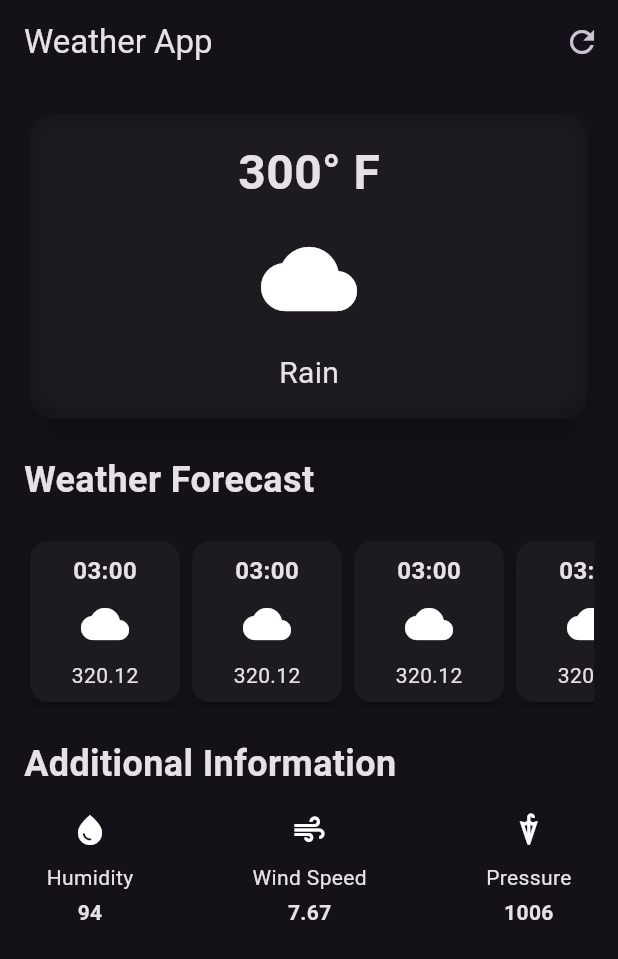
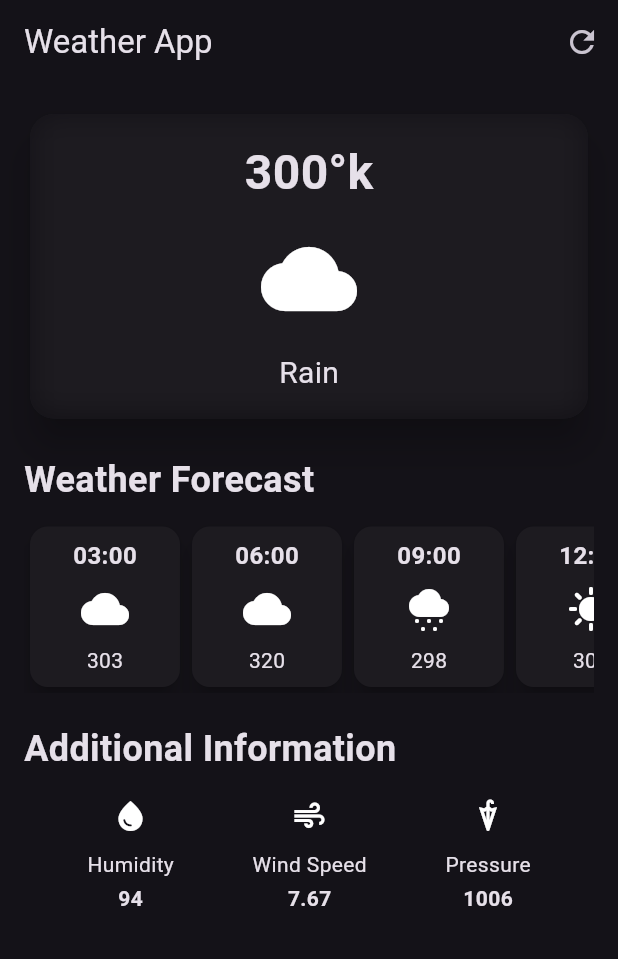
Before and after one commit to h-shukla/weather_app, a Flutter app: the screen it shows after launch, on a phone screen of 412 x 824 dp. Shown: the top 959 px of the screen. Run offline on Flutter 3.47's test engine with Material 3 defaults, Android fonts, the phone set to English and light mode, and no system bars.

Commit message:
UI complete

```diff
--- a/lib/hourly_forecast_item.dart
+++ b/lib/hourly_forecast_item.dart
@@ -1,7 +1,15 @@
 import 'package:flutter/material.dart';
 
 class HourlyForecastItem extends StatelessWidget {
-  const HourlyForecastItem({super.key});
+  final String time;
+  final String temperature;
+  final IconData icon;
+  const HourlyForecastItem({
+    super.key,
+    required this.time,
+    required this.temperature,
+    required this.icon,
+  });
 
   @override
   Widget build(BuildContext context) {
@@ -10,29 +18,27 @@ class HourlyForecastItem extends StatelessWidget {
       child: Container(
         width: 100,
         padding: const EdgeInsets.all(8.0),
-        decoration: BoxDecoration(),
+        decoration: BoxDecoration(
+          borderRadius: BorderRadius.circular(12),
+        ),
         child: Column(
           children: [
             Text(
-              '03:00',
-              style: TextStyle(
+              time,
+              style: const TextStyle(
                 fontSize: 16,
                 fontWeight: FontWeight.bold,
               ),
+              maxLines: 1,
+              overflow: TextOverflow.ellipsis,
             ),
-            SizedBox(
-              height: 8,
-            ),
+            const SizedBox(height: 8),
             Icon(
-              Icons.cloud,
+              icon,
               size: 32,
             ),
-            SizedBox(
-              height: 8,
-            ),
-            Text(
-              '320.12',
-            ),
+            const SizedBox(height: 8),
+            Text(temperature),
           ],
         ),
       ),
--- a/lib/weather_screen.dart
+++ b/lib/weather_screen.dart
@@ -38,7 +38,7 @@ class WeatherScreen extends StatelessWidget {
                       child: Column(
                         children: [
                           Text(
-                            '300° F',
+                            '300°k',
                             style: TextStyle(
                               fontSize: 32,
                               fontWeight: FontWeight.bold,
@@ -80,7 +80,7 @@ class WeatherScreen extends StatelessWidget {
               ),
             ),
             const SizedBox(
-              height: 20,
+              height: 10,
             ),
 
             // cards
@@ -88,11 +88,31 @@ class WeatherScreen extends StatelessWidget {
               scrollDirection: Axis.horizontal,
               child: Row(
                 children: [
-                  HourlyForecastItem(),
-                  HourlyForecastItem(),
-                  HourlyForecastItem(),
-                  HourlyForecastItem(),
-                  HourlyForecastItem(),
+                  HourlyForecastItem(
+                    time: '03:00',
+                    temperature: '303',
+                    icon: Icons.cloud,
+                  ),
+                  HourlyForecastItem(
+                    time: '06:00',
+                    temperature: '320',
+                    icon: Icons.cloud,
+                  ),
+                  HourlyForecastItem(
+                    time: '09:00',
+                    temperature: '298',
+                    icon: Icons.cloudy_snowing,
+                  ),
+                  HourlyForecastItem(
+                    time: '12:00',
+                    temperature: '303',
+                    icon: Icons.sunny,
+                  ),
+                  HourlyForecastItem(
+                    time: '15:00',
+                    temperature: '303',
+                    icon: Icons.cloud,
+                  ),
                 ],
               ),
             ),
@@ -111,9 +131,9 @@ class WeatherScreen extends StatelessWidget {
             ),
 
             Padding(
-              padding: const EdgeInsets.all(15.0),
+              padding: const EdgeInsets.all(16.0),
               child: Row(
-                mainAxisAlignment: MainAxisAlignment.spaceBetween,
+                mainAxisAlignment: MainAxisAlignment.spaceAround,
                 children: [
                   AdditionalInfoItem(
                     icon: Icons.water_drop,
```
